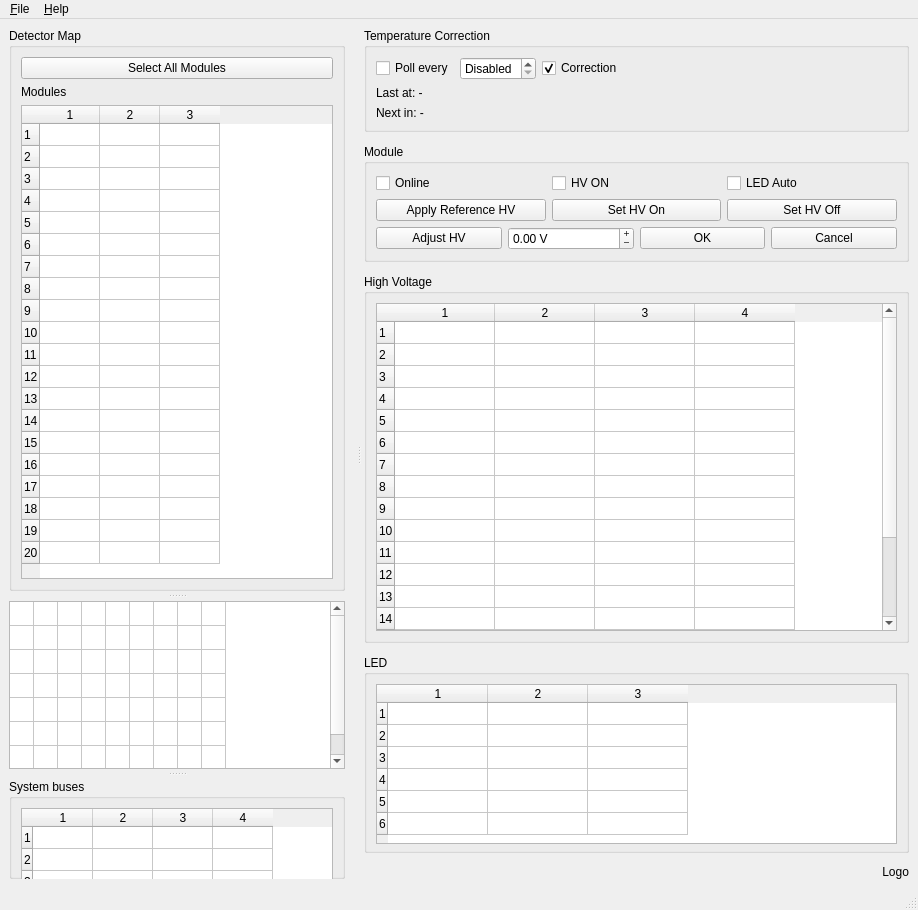
Old version of the form main.ui in the repository sultanmusin/pyslow.
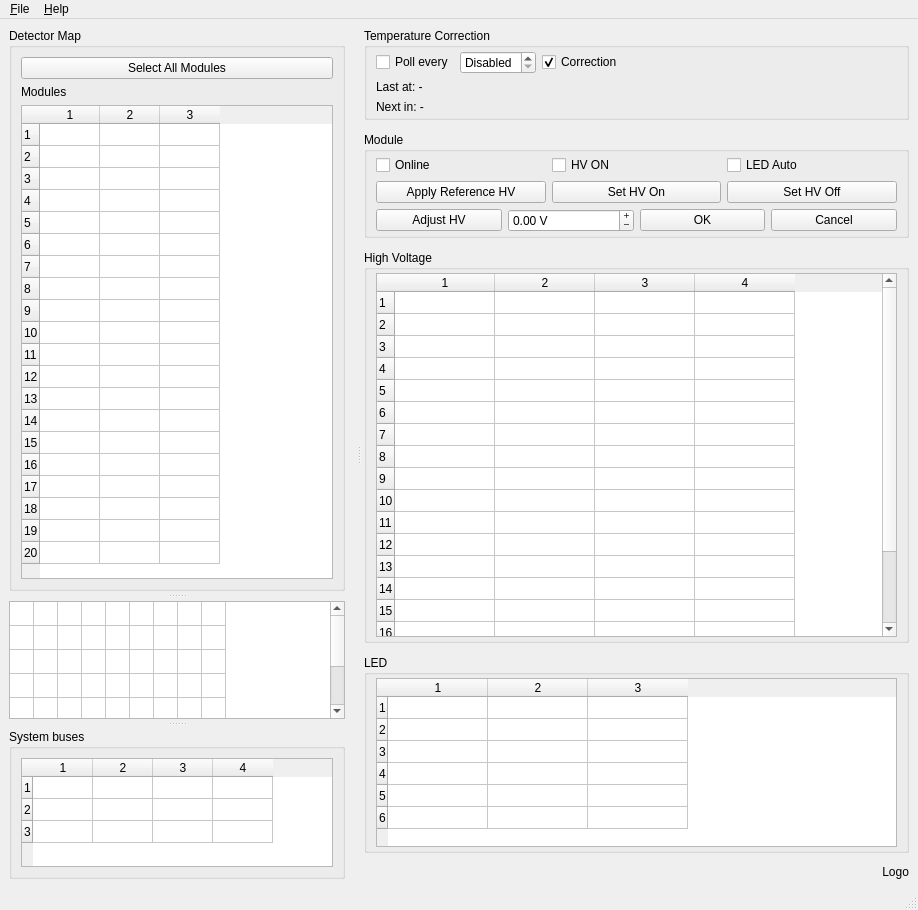
New version of the form.

What changed in the file:
```diff
--- a/main.ui
+++ b/main.ui
@@ -284,13 +284,13 @@
            <property name="sizePolicy">
             <sizepolicy hsizetype="Preferred" vsizetype="MinimumExpanding">
              <horstretch>0</horstretch>
-             <verstretch>1</verstretch>
+             <verstretch>2</verstretch>
             </sizepolicy>
            </property>
            <property name="minimumSize">
             <size>
              <width>0</width>
-             <height>100</height>
+             <height>150</height>
             </size>
            </property>
            <property name="title">
@@ -385,6 +385,12 @@
            <string>Temperature Correction</string>
           </property>
           <layout class="QGridLayout" name="gridLayout">
+           <property name="topMargin">
+            <number>3</number>
+           </property>
+           <property name="bottomMargin">
+            <number>3</number>
+           </property>
            <item row="3" column="0">
             <widget class="QLabel" name="labelLastCorrection">
              <property name="text">
@@ -484,6 +490,12 @@
            <string>Module </string>
           </property>
           <layout class="QVBoxLayout" name="verticalLayout_17">
+           <property name="topMargin">
+            <number>3</number>
+           </property>
+           <property name="bottomMargin">
+            <number>3</number>
+           </property>
            <item>
             <layout class="QHBoxLayout" name="horizontalLayout_4">
              <item>
@@ -598,19 +610,25 @@
           <property name="sizePolicy">
            <sizepolicy hsizetype="MinimumExpanding" vsizetype="MinimumExpanding">
             <horstretch>1</horstretch>
-            <verstretch>250</verstretch>
+            <verstretch>160</verstretch>
            </sizepolicy>
           </property>
           <property name="minimumSize">
            <size>
             <width>450</width>
-            <height>250</height>
+            <height>300</height>
            </size>
           </property>
           <property name="title">
            <string>High Voltage</string>
           </property>
           <layout class="QHBoxLayout" name="horizontalLayout">
+           <property name="topMargin">
+            <number>3</number>
+           </property>
+           <property name="bottomMargin">
+            <number>3</number>
+           </property>
            <item>
             <widget class="QTableWidget" name="tableHV">
              <property name="sizePolicy">
@@ -692,6 +710,12 @@
            <string>LED</string>
           </property>
           <layout class="QVBoxLayout" name="verticalLayout_3">
+           <property name="topMargin">
+            <number>3</number>
+           </property>
+           <property name="bottomMargin">
+            <number>3</number>
+           </property>
            <item>
             <widget class="QTableWidget" name="tableLED">
              <property name="sizePolicy">
```
Left out of the diff: 4 changed lines with no effect on the pictures.
